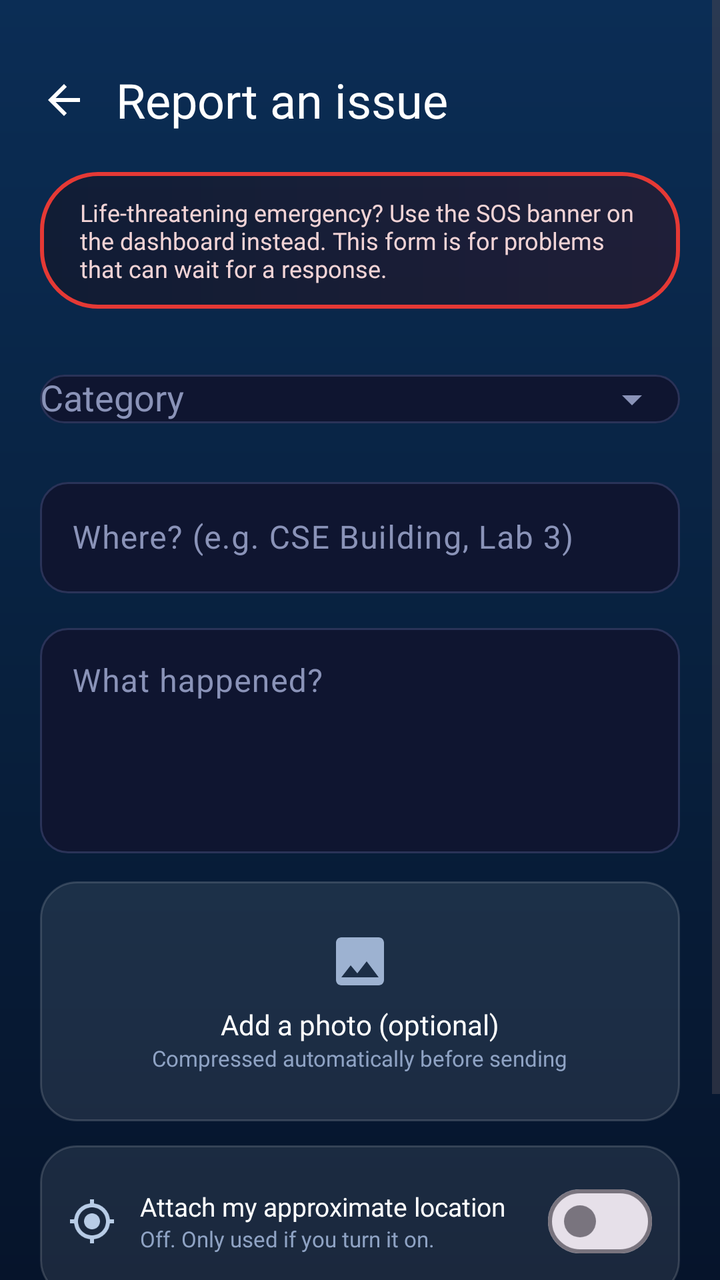
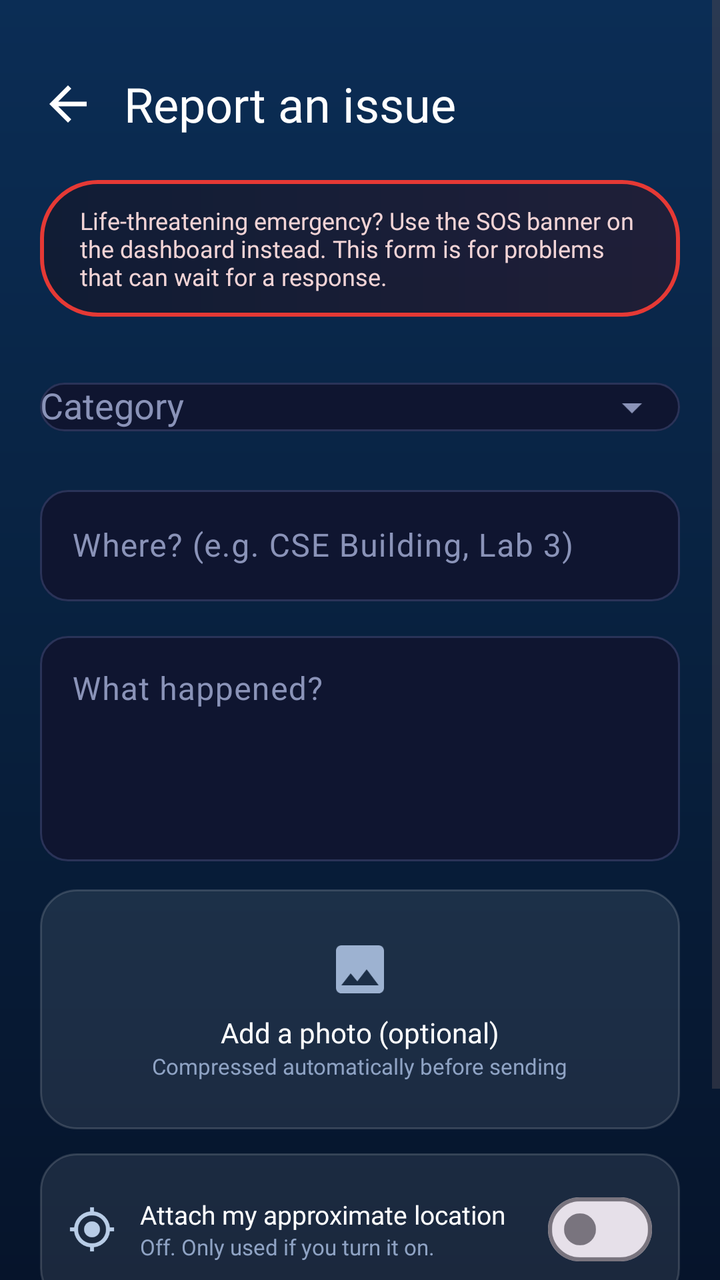

Screens rendered from an Android XML layout before and after an edit, with the pre-edit source and the edit as a unified diff.
<!-- AndroidManifest.xml: application theme Theme.CampusPulse -->
<!-- res/layout/activity_report_incident.xml -->
<?xml version="1.0" encoding="utf-8"?>
<ScrollView xmlns:android="http://schemas.android.com/apk/res/android"
    xmlns:app="http://schemas.android.com/apk/res-auto"
    android:layout_width="match_parent"
    android:layout_height="match_parent"
    android:background="@drawable/bg_dashboard"
    android:fillViewport="true">

    <LinearLayout
        android:layout_width="match_parent"
        android:layout_height="wrap_content"
        android:orientation="vertical"
        android:paddingStart="10dp"
        android:paddingTop="28dp"
        android:paddingEnd="20dp"
        android:paddingBottom="24dp">

        <LinearLayout
            android:layout_width="match_parent"
            android:layout_height="wrap_content"
            android:gravity="center_vertical"
            android:orientation="horizontal">

            <ImageView
                android:id="@+id/btnBack"
                android:layout_width="44dp"
                android:layout_height="44dp"
                android:background="?attr/selectableItemBackgroundBorderless"
                android:contentDescription="Back"
                android:padding="10dp"
                android:src="@drawable/ic_back" />

            <TextView
                android:layout_width="wrap_content"
                android:layout_height="wrap_content"
                android:layout_marginStart="4dp"
                android:fontFamily="@font/poppins_bold"
                android:text="Report an issue"
                android:textColor="#FFFFFF"
                android:textSize="24sp" />
        </LinearLayout>

        <LinearLayout
            android:layout_width="match_parent"
            android:layout_height="wrap_content"
            android:layout_marginStart="10dp"
            android:layout_marginTop="14dp"
            android:orientation="vertical">

            <TextView
                android:layout_width="match_parent"
                android:layout_height="wrap_content"
                android:background="@drawable/bg_sos_banner"
                android:fontFamily="@font/poppins_regular"
                android:paddingStart="20dp"
                android:paddingTop="12dp"
                android:paddingEnd="20dp"
                android:paddingBottom="12dp"
                android:text="Life-threatening emergency? Use the SOS banner on the dashboard instead. This form is for problems that can wait for a response."
                android:textColor="#F2D4D6"
                android:textSize="12sp" />

            <com.google.android.material.textfield.TextInputLayout
                android:id="@+id/tilCategory"
                style="@style/Widget.CampusPulse.Input"
                android:layout_width="match_parent"
                android:layout_height="wrap_content"
                android:layout_marginTop="16dp"
                android:hint="Category"
                app:endIconMode="dropdown_menu">

                <com.google.android.material.textfield.MaterialAutoCompleteTextView
                    android:id="@+id/actCategory"
                    android:layout_width="match_parent"
                    android:layout_height="wrap_content"
                    android:inputType="none"
                    android:textColor="#FFFFFF" />
            </com.google.android.material.textfield.TextInputLayout>

            <com.google.android.material.textfield.TextInputLayout
                android:id="@+id/tilLocation"
                style="@style/Widget.CampusPulse.Input"
                android:layout_width="match_parent"
                android:layout_height="wrap_content"
                android:layout_marginTop="12dp"
                android:hint="Where? (e.g. CSE Building, Lab 3)">

                <com.google.android.material.textfield.TextInputEditText
                    android:id="@+id/etLocation"
                    android:layout_width="match_parent"
                    android:layout_height="wrap_content"
                    android:inputType="textCapWords"
                    android:maxLength="80"
                    android:textColor="#FFFFFF" />
            </com.google.android.material.textfield.TextInputLayout>

            <com.google.android.material.textfield.TextInputLayout
                android:id="@+id/tilDesc"
                style="@style/Widget.CampusPulse.Input"
                android:layout_width="match_parent"
                android:layout_height="wrap_content"
                android:layout_marginTop="12dp"
                android:hint="What happened?">

                <com.google.android.material.textfield.TextInputEditText
                    android:id="@+id/etDesc"
                    android:layout_width="match_parent"
                    android:layout_height="wrap_content"
                    android:gravity="top"
                    android:inputType="textMultiLine|textCapSentences"
                    android:maxLength="500"
                    android:minLines="4"
                    android:textColor="#FFFFFF" />
            </com.google.android.material.textfield.TextInputLayout>

            
            <FrameLayout
                android:layout_width="match_parent"
                android:layout_height="wrap_content"
                android:layout_marginTop="14dp">

                <LinearLayout
                    android:id="@+id/photoEmpty"
                    android:layout_width="match_parent"
                    android:layout_height="120dp"
                    android:background="@drawable/bg_notice_item"
                    android:clickable="true"
                    android:focusable="true"
                    android:gravity="center"
                    android:orientation="vertical">

                    <ImageView
                        android:layout_width="32dp"
                        android:layout_height="32dp"
                        android:importantForAccessibility="no"
                        android:src="@drawable/ic_photo"
                        app:tint="#9DB2D1" />

                    <TextView
                        android:layout_width="wrap_content"
                        android:layout_height="wrap_content"
                        android:layout_marginTop="6dp"
                        android:fontFamily="@font/poppins_bold"
                        android:text="Add a photo (optional)"
                        android:textColor="#FFFFFF"
                        android:textSize="14sp" />

                    <TextView
                        android:layout_width="wrap_content"
                        android:layout_height="wrap_content"
                        android:fontFamily="@font/poppins_regular"
                        android:text="Compressed automatically before sending"
                        android:textColor="#8FA3C4"
                        android:textSize="11sp" />
                </LinearLayout>

                <FrameLayout
                    android:id="@+id/photoPreview"
                    android:layout_width="match_parent"
                    android:layout_height="200dp"
                    android:background="@drawable/bg_notice_item"
                    android:clipToOutline="true"
                    android:visibility="gone">

                    <ImageView
                        android:id="@+id/ivPhoto"
                        android:layout_width="match_parent"
                        android:layout_height="match_parent"
                        android:contentDescription="Selected photo"
                        android:scaleType="centerCrop" />

                    <ImageView
                        android:id="@+id/btnRemovePhoto"
                        android:layout_width="36dp"
                        android:layout_height="36dp"
                        android:layout_gravity="top|end"
                        android:layout_margin="8dp"
                        android:background="@drawable/bg_circle_red"
                        android:contentDescription="Remove photo"
                        android:padding="8dp"
                        android:src="@drawable/ic_close" />
                </FrameLayout>

                <com.google.android.material.progressindicator.CircularProgressIndicator
                    android:id="@+id/photoLoading"
                    android:layout_width="wrap_content"
                    android:layout_height="wrap_content"
                    android:layout_gravity="center"
                    android:indeterminate="true"
                    android:visibility="gone"
                    app:indicatorColor="#2DD4BF" />
            </FrameLayout>

            
            <LinearLayout
                android:layout_width="match_parent"
                android:layout_height="wrap_content"
                android:layout_marginTop="12dp"
                android:background="@drawable/bg_notice_item"
                android:gravity="center_vertical"
                android:orientation="horizontal"
                android:padding="14dp">

                <ImageView
                    android:layout_width="24dp"
                    android:layout_height="24dp"
                    android:importantForAccessibility="no"
                    android:src="@drawable/ic_my_location" />

                <LinearLayout
                    android:layout_width="0dp"
                    android:layout_height="wrap_content"
                    android:layout_marginStart="12dp"
                    android:layout_weight="1"
                    android:orientation="vertical">

                    <TextView
                        android:layout_width="wrap_content"
                        android:layout_height="wrap_content"
                        android:fontFamily="@font/poppins_bold"
                        android:text="Attach my approximate location"
                        android:textColor="#FFFFFF"
                        android:textSize="13sp" />

                    <TextView
                        android:id="@+id/tvLocationStatus"
                        android:layout_width="wrap_content"
                        android:layout_height="wrap_content"
                        android:fontFamily="@font/poppins_regular"
                        android:text="Off. Only used if you turn it on."
                        android:textColor="#8FA3C4"
                        android:textSize="11sp" />
                </LinearLayout>

                <com.google.android.material.materialswitch.MaterialSwitch
                    android:id="@+id/switchLocation"
                    android:layout_width="wrap_content"
                    android:layout_height="wrap_content"
                    android:contentDescription="Attach my approximate location" />
            </LinearLayout>

            <com.google.android.material.button.MaterialButton
                android:id="@+id/btnSubmit"
                android:layout_width="match_parent"
                android:layout_height="56dp"
                android:layout_marginTop="20dp"
                android:fontFamily="@font/poppins_bold"
                android:text="Send report"
                android:textAllCaps="false"
                android:textColor="#06201E"
                android:textSize="16sp"
                app:backgroundTint="#FF8484"
                app:cornerRadius="28dp" />
        </LinearLayout>
    </LinearLayout>
</ScrollView>
<!-- resources referenced by this layout -->
<resources>
  <!-- drawable bg_circle_red (drawable) -->
  <shape xmlns:android="http://schemas.android.com/apk/res/android" android:shape="oval">
      <solid android:color="#B3262F" />
  </shape>
  <!-- drawable bg_dashboard (drawable) -->
  <shape xmlns:android="http://schemas.android.com/apk/res/android">
      <gradient android:startColor="#0B2D55" android:centerColor="#08213F"
          android:endColor="#06142B" android:angle="270" />
  </shape>
  <!-- drawable bg_notice_item (drawable) -->
  <shape xmlns:android="http://schemas.android.com/apk/res/android">
      <solid android:color="#16FFFFFF" />
      <stroke android:width="1dp" android:color="#26FFFFFF" />
      <corners android:radius="18dp" />
  </shape>
  <!-- drawable bg_sos_banner (drawable) -->
  <shape xmlns:android="http://schemas.android.com/apk/res/android">
      <gradient android:startColor="#661A0A10" android:endColor="#66400F18" android:angle="0" />
      <stroke android:width="2dp" android:color="#E53935" />
      <corners android:radius="28dp" />
  </shape>
  <!-- drawable ic_back (drawable) -->
  <vector xmlns:android="http://schemas.android.com/apk/res/android"
      android:width="24dp" android:height="24dp"
      android:viewportWidth="24" android:viewportHeight="24">
      <path android:fillColor="#FFFFFF"
          android:pathData="M20,11H7.83l5.59,-5.59L12,4l-8,8 8,8 1.41,-1.41L7.83,13H20v-2z"/>
  </vector>
  <!-- drawable ic_close (drawable) -->
  <vector xmlns:android="http://schemas.android.com/apk/res/android"
      android:width="24dp" android:height="24dp"
      android:viewportWidth="24" android:viewportHeight="24">
      <path android:fillColor="#FFFFFF"
          android:pathData="M19,6.41L17.59,5 12,10.59 6.41,5 5,6.41 10.59,12 5,17.59 6.41,19 12,17.59 17.59,19 19,17.41 13.41,12z"/>
  </vector>
  <!-- drawable ic_my_location (drawable) -->
  <vector xmlns:android="http://schemas.android.com/apk/res/android"
      android:width="24dp" android:height="24dp"
      android:viewportWidth="24" android:viewportHeight="24">
      <path android:fillColor="#B8CCE6"
          android:pathData="M12,8c-2.21,0 -4,1.79 -4,4s1.79,4 4,4 4,-1.79 4,-4 -1.79,-4 -4,-4zM20.94,11c-0.46,-4.17 -3.77,-7.48 -7.94,-7.94L13,1h-2v2.06C6.83,3.52 3.52,6.83 3.06,11L1,11v2h2.06c0.46,4.17 3.77,7.48 7.94,7.94L11,23h2v-2.06c4.17,-0.46 7.48,-3.77 7.94,-7.94L23,13v-2h-2.06zM12,19c-3.87,0 -7,-3.13 -7,-7s3.13,-7 7,-7 7,3.13 7,7 -3.13,7 -7,7z"/>
  </vector>
  <!-- drawable ic_photo (drawable) -->
  <vector xmlns:android="http://schemas.android.com/apk/res/android"
      android:width="24dp" android:height="24dp"
      android:viewportWidth="24" android:viewportHeight="24">
      <path android:fillColor="#FFFFFF"
          android:pathData="M21,19V5c0,-1.1 -0.9,-2 -2,-2H5c-1.1,0 -2,0.9 -2,2v14c0,1.1 0.9,2 2,2h14c1.1,0 2,-0.9 2,-2zM8.5,13.5l2.5,3.01L14.5,12l4.5,6H5l3.5,-4.5z"/>
  </vector>
  <style name="Widget.CampusPulse.Input" parent="Widget.Material3.TextInputLayout.OutlinedBox">
          <item name="boxStrokeColor">@color/input_stroke</item>
          <item name="boxBackgroundColor">@color/input_bg</item>
          <item name="hintTextColor">@color/accent</item>
          <item name="android:textColorHint">@color/text_muted</item>
          <item name="endIconTint">@color/text_muted</item>
          <item name="startIconTint">@color/text_muted</item>
          <item name="boxCornerRadiusTopStart">14dp</item>
          <item name="boxCornerRadiusTopEnd">14dp</item>
          <item name="boxCornerRadiusBottomStart">14dp</item>
          <item name="boxCornerRadiusBottomEnd">14dp</item>
      </style>
  <style name="Theme.CampusPulse" parent="Theme.Material3.DayNight.NoActionBar" />
  <color name="input_bg">#0F1530</color>
  <color name="accent">#22D3EE</color>
  <color name="text_muted">#8A93B8</color>
</resources>

<!-- the commit's change to res/layout/activity_report_incident.xml (unified diff, before → after) -->
@@ -23,8 +23,8 @@
 
             <ImageView
                 android:id="@+id/btnBack"
-                android:layout_width="44dp"
-                android:layout_height="44dp"
+                android:layout_width="48dp"
+                android:layout_height="48dp"
                 android:background="?attr/selectableItemBackgroundBorderless"
                 android:contentDescription="Back"
                 android:padding="10dp"
